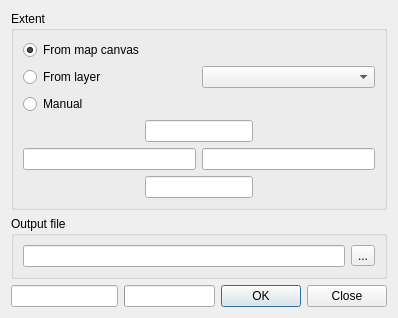
Qt form src/ui/qgsosmdownloaddialog.ui (carsmie/QGIS) before a commit.
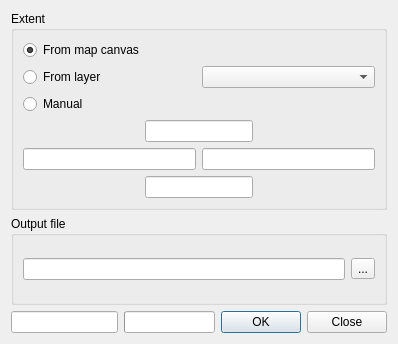
The same form after that commit.

Patch:
```diff
--- a/src/ui/qgsosmdownloaddialog.ui
+++ b/src/ui/qgsosmdownloaddialog.ui
@@ -7,7 +7,7 @@
     <x>0</x>
     <y>0</y>
     <width>398</width>
-    <height>312</height>
+    <height>344</height>
    </rect>
   </property>
   <property name="windowTitle">
```
Left out of the diff: 1 changed line with no effect on the pictures.
